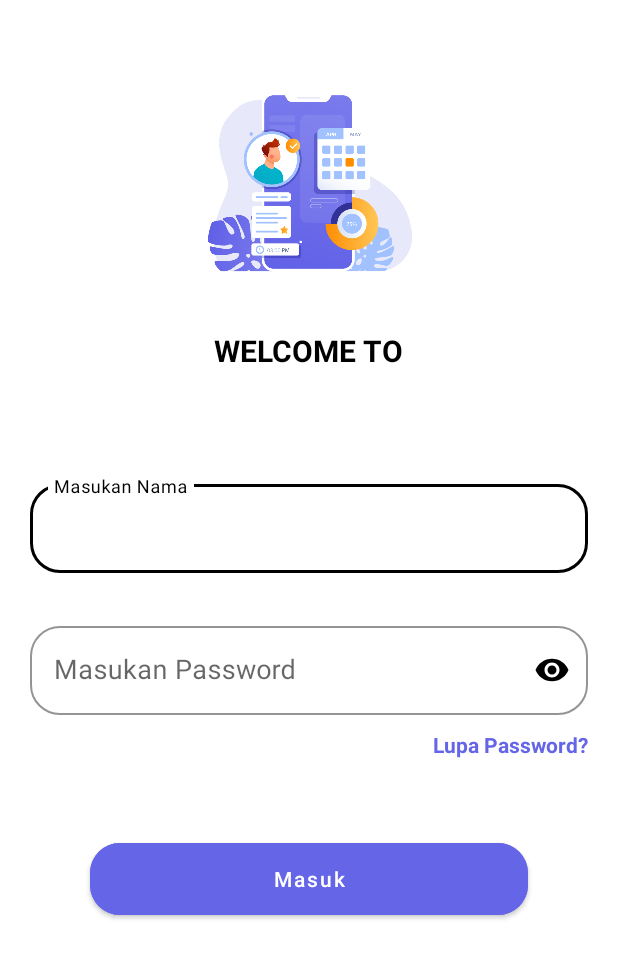
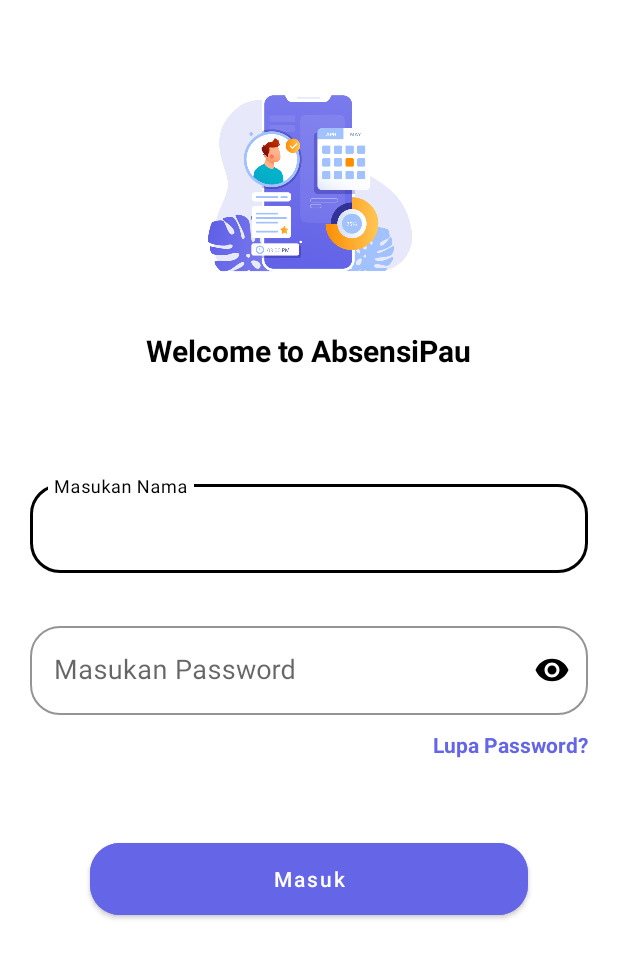
Before and after one commit to pausia/Nurfauziah-UTS-Verifikasidanfalidasi-2023, an Android app: the screen it shows after launch (LoginActivity), on a phone screen of 412 x 824 dp. Shown: the top 958 px of the screen. Run offline under Robolectric (Android 15) with nearby library versions, the phone set to English and light mode, and no system bars.

Commit message:
tambah tampilan screnshoot

```diff
--- a/app/src/main/res/layout/activity_login.xml
+++ b/app/src/main/res/layout/activity_login.xml
@@ -29,8 +29,8 @@
                 android:layout_height="wrap_content"
                 android:layout_gravity="center"
                 android:layout_marginTop="10sp"
-                android:text="Welcome to"
-                android:textAllCaps="true"
+                android:text="Welcome to AbsensiPau"
+                android:textAllCaps="false"
                 android:textColor="@color/black"
                 android:textSize="20sp"
                 android:textStyle="bold" />
```
Also changed, not shown: 3 other files.
